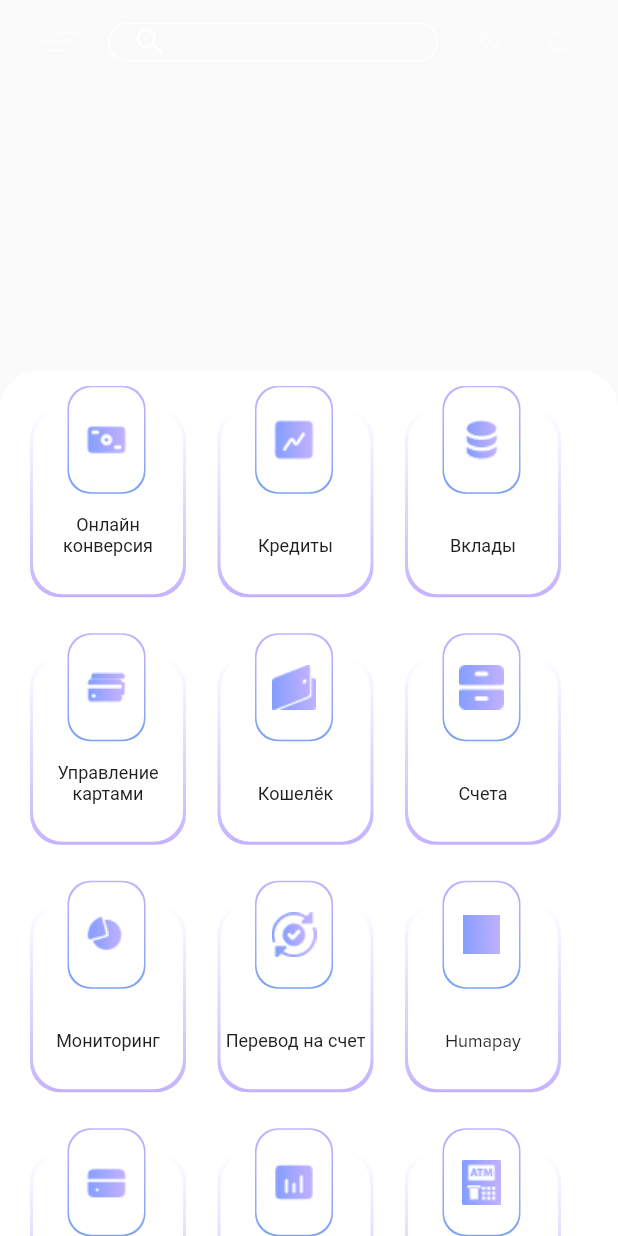
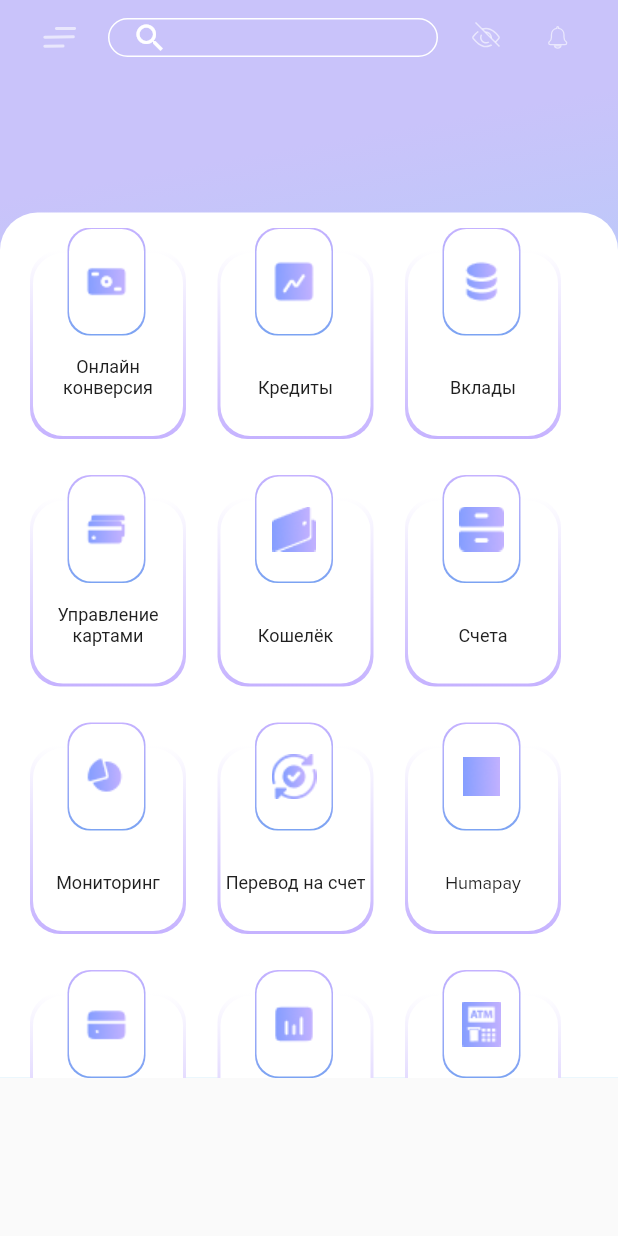
Before and after one commit to farhodyusupov/Quant-Flutter-, a Flutter app: the UslugiPage screen opened directly, on a phone screen of 412 x 824 dp. Run offline on Flutter 3.47's test engine with Material 2 defaults, Android fonts, the phone set to English and light mode, and no system bars; our stand-ins replace bloc, carousel_slider, dio, dotted_border, fl_chart, flutter_bloc and 7 more; accounts and stored records are empty; generated files the repository leaves out were written again.

Commit message:
11 aprel

```diff
--- /dev/null
+++ b/lib/bloc/transactions_bloc/transactions_bloc.dart
@@ -0,0 +1,22 @@
+import 'dart:async';
+
+import 'package:bloc/bloc.dart';
+import 'package:meta/meta.dart';
+import 'package:quant_flutter_new/data/repositories/transaction_repository.dart';
+
+import '../../data/model/transaction.dart';
+
+part 'transactions_event.dart';
+part 'transactions_state.dart';
+
+class TransactionsBloc extends Bloc<TransactionsEvent, TransactionsState> {
+  TransactionRepository transactionRepository = TransactionRepository();
+  TransactionsBloc() : super(TransactionsInitial()) {
+    on<TransactionsEvent>((event, emit) {});
+
+    on<GetTransactionEvent>((event, emit) {
+
+      emit(GetTransactionsState(transaction: transactionRepository.getTransactions()));
+    });
+  }
+}
--- /dev/null
+++ b/lib/bloc/transactions_bloc/transactions_event.dart
@@ -0,0 +1,6 @@
+part of 'transactions_bloc.dart';
+
+@immutable
+abstract class TransactionsEvent {}
+
+class GetTransactionEvent extends TransactionsEvent{}
--- /dev/null
+++ b/lib/bloc/transactions_bloc/transactions_state.dart
@@ -0,0 +1,12 @@
+part of 'transactions_bloc.dart';
+
+@immutable
+abstract class TransactionsState {}
+
+class TransactionsInitial extends TransactionsState {}
+
+
+class GetTransactionsState extends TransactionsState{
+  final List<Transaction> transaction;
+  GetTransactionsState({required this.transaction});
+}
--- /dev/null
+++ b/lib/data/repositories/transaction_repository.dart
@@ -0,0 +1,28 @@
+import 'package:dio/dio.dart';
+import 'dart:async';
+
+import 'package:quant_flutter_new/data/model/lists.dart';
+
+import '../model/transaction.dart';
+class TransactionRepository{
+  List<Transaction> transactions = [
+    Transaction(image: "assets/icons/beeline.png",number:  "+998 90 438 22 08",paymentTo:  "Beeline",summ:  15000),
+    Transaction(image: "assets/icons/uzmobile.png",number:  "+998 99 438 22 08",paymentTo:  "Uzmobile",summ:  10000),
+    Transaction(image: "assets/icons/mobiuz.png", number: "+998 88 438 22 08", paymentTo: "Mobiuz", summ: 20000),
+    Transaction(image: "assets/icons/mobiuz.png",number:  "+998 88 438 22 08",paymentTo:  "Mobiuz",summ:  20000),
+    Transaction(image: "assets/icons/mobiuz.png", number: "+998 88 438 22 08", paymentTo: "Mobiuz", summ: 20000),
+    Transaction(image: "assets/icons/mobiuz.png",number:  "+998 88 438 22 08",paymentTo:  "Mobiuz",summ:  20000),
+
+
+  ];
+  Dio dio = Dio();
+  List<Transaction>getTransactions() {
+    Duration(milliseconds: 2000);
+    /*
+    * API berilganda uncomment qilish kerak
+    * */
+  // Response transactionData =await dio.get("path");
+  // Transaction transaction = Transaction.fromJson(transactionData.data);
+      return transactions;
+  }
+}
--- a/lib/ui/izbrannoy/isbrannoy_page.dart
+++ b/lib/ui/izbrannoy/isbrannoy_page.dart
@@ -4,6 +4,8 @@ import 'package:quant_flutter_new/ui/widgets/app_bar_widget.dart';
 import 'package:quant_flutter_new/ui/widgets/drawer.dart';
 import 'package:quant_flutter_new/ui/widgets/end_drawer.dart';
 import 'package:quant_flutter_new/ui/widgets/glassMorphism.dart';
+
+import '../widgets/custom_scaffold.dart';
 
 class IzbrannoyPage extends StatefulWidget {
   const IzbrannoyPage({Key? key}) : super(key: key);
@@ -20,7 +22,7 @@ class _IzbrannoyPageState extends State<IzbrannoyPage> {
     Size size = MediaQuery.of(context).size;
     return Container(
       child: SafeArea(
-        child: Scaffold(
+        child: CustomScaffold(
           key: _scaffoldkey,
           endDrawer: CustomDrawer(
             size: size,
@@ -36,6 +38,7 @@ class _IzbrannoyPageState extends State<IzbrannoyPage> {
           body: Stack(
             children: [
               Container(
+                height: size.height*0.8,
                 alignment: Alignment.center,
                 child: ListView.builder(
                   itemCount: izbrannoyList.length,
--- a/lib/ui/uslugi/uslugi_page.dart
+++ b/lib/ui/uslugi/uslugi_page.dart
@@ -7,6 +7,8 @@ import 'package:quant_flutter_new/ui/widgets/app_bar_widget.dart';
 import 'package:quant_flutter_new/ui/widgets/border_gradient_widget.dart';
 import 'package:quant_flutter_new/ui/widgets/drawer.dart';
 import 'package:quant_flutter_new/ui/widgets/end_drawer.dart';
+
+import '../widgets/custom_scaffold.dart';
 
 class UslugiPage extends StatefulWidget {
   const UslugiPage({Key? key}) : super(key: key);
@@ -26,7 +28,7 @@ class _UslugiPageState extends State<UslugiPage> {
     var cont = -1;
     return Container(
       child: SafeArea(
-        child: Scaffold(
+        child: CustomScaffold(
           key: _scaffoldkey,
           endDrawer: CustomDrawer(
             size: size,
```
Also changed, not shown: lib/data/model/lists.dart (+3 -17 lines), lib/data/model/transaction.dart (added, +18 -0 lines), lib/main.dart (+13 -7 lines), lib/ui/home/home_widgets/transaction_widget.dart (+31 -12 lines), lib/ui/settings/settings_page.dart (added), 1 other file.
